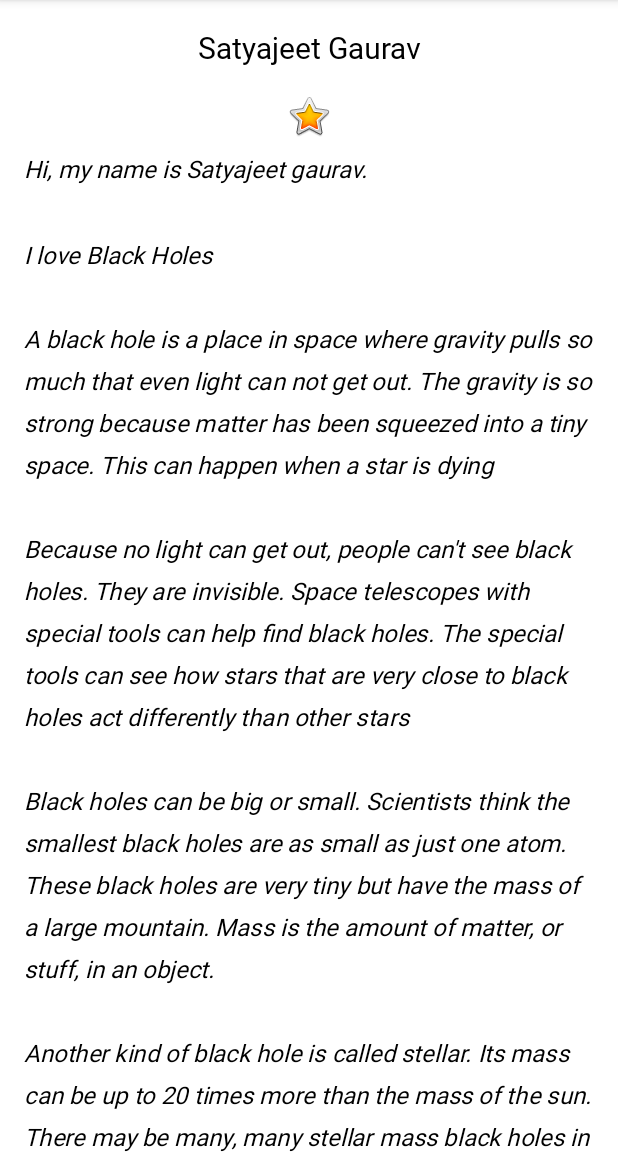
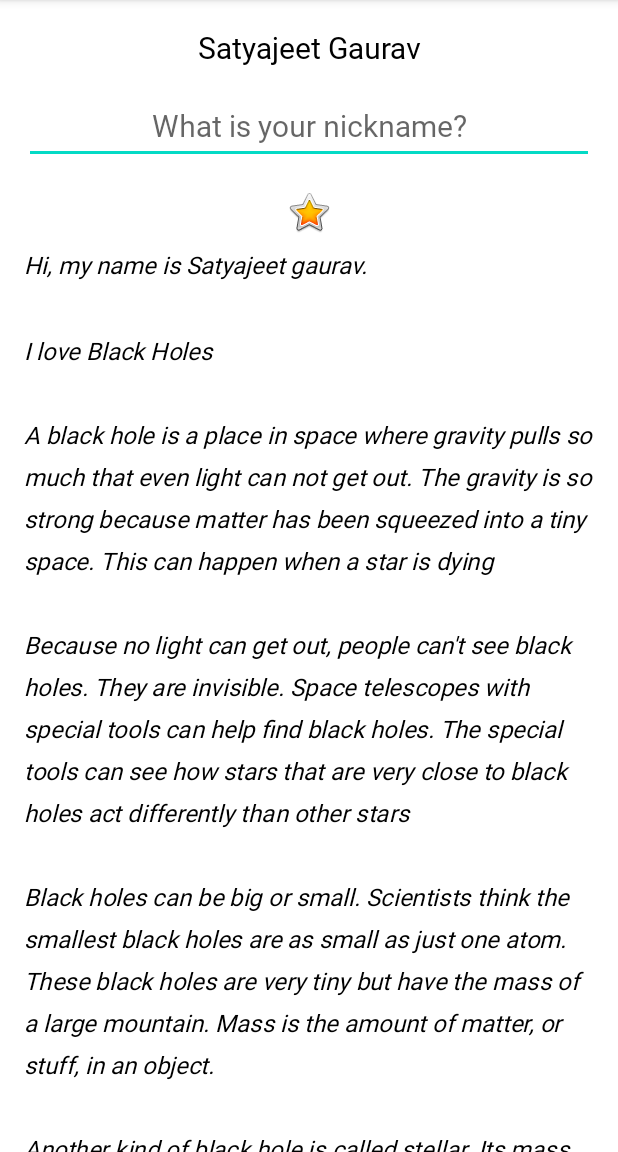
Before and after one commit to satyajeetmanu/About-Me, an Android app: the screen it shows after launch (MainActivity), on a phone screen of 412 x 824 dp, the part 84-1236 px from its top. Run offline under Robolectric (Android 15) with nearby library versions, the phone set to English and light mode, and no system bars.

Commit message:
added an editText view for nickname

```diff
--- a/app/src/main/res/layout/activity_main.xml
+++ b/app/src/main/res/layout/activity_main.xml
@@ -17,6 +17,19 @@
         android:layout_height="wrap_content"
         android:layout_marginTop="@dimen/layoutMargin"
         android:text="@string/nameText"
+        android:textAlignment="center" />
+
+    <EditText
+        android:id="@+id/nickname_edit"
+        style="@style/name_style"
+        android:layout_width="match_parent"
+        android:layout_height="wrap_content"
+        android:layout_marginTop="16dp"
+        android:ems="10"
+        android:hint="@string/enter_nickname"
+        android:hintTextColor="#757575"
+        android:inputType="textPersonName"
+        android:minHeight="48dp"
         android:textAlignment="center" />
 
     <ImageView
--- a/app/src/main/res/values/strings.xml
+++ b/app/src/main/res/values/strings.xml
@@ -16,5 +16,6 @@
     \n\nWhen a black hole and a star are close together, high-energy light is made. This kind of light can not be seen with human eyes. Scientists use satellites and telescopes in space to see the high-energy light.
     \n\nBlack holes do not go around in space eating stars, moons and planets. Earth will not fall into a black hole because no black hole is close enough to the solar system for Earth to do that.
     \n\nEven if a black hole the same mass as the sun were to take the place of the sun, Earth still would not fall in. The black hole would have the same gravity as the sun. Earth and the other planets would orbit the black hole as they orbit the sun now.
-    \n\nThe sun will never turn into a black hole. The sun is not a big enough star to make a black hole.</string>>
+    \n\nThe sun will never turn into a black hole. The sun is not a big enough star to make a black hole.</string>
+    <string name="enter_nickname">What is your nickname?</string>>
 </resources>
```
